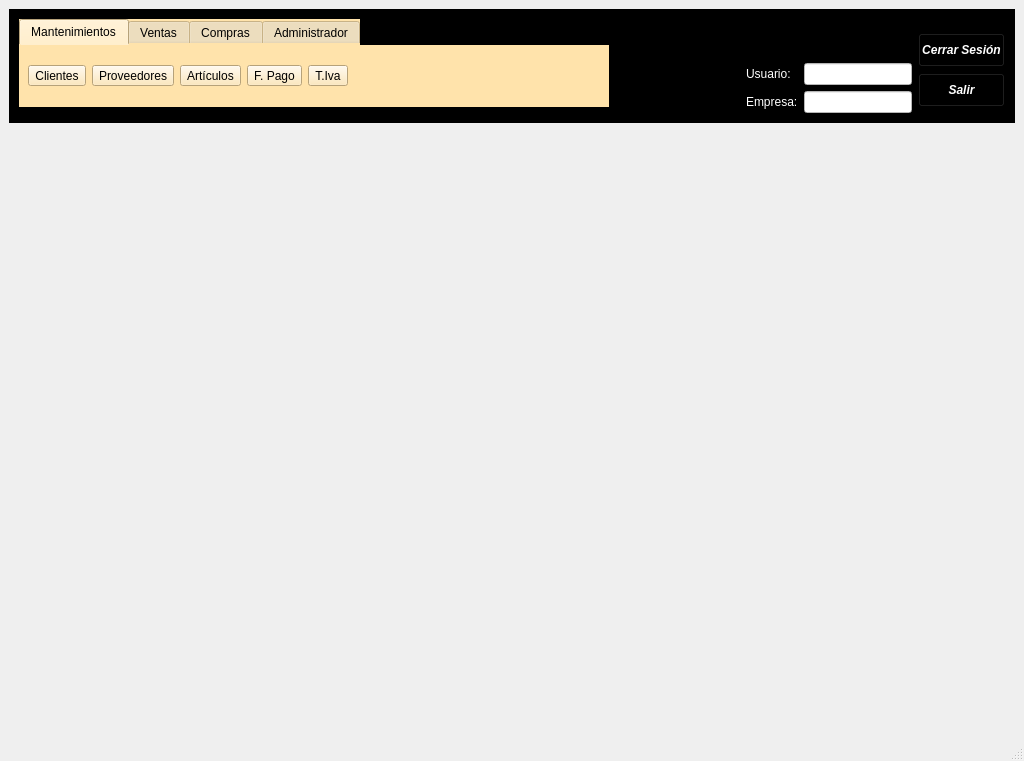
This is mainwindow.ui in arcnexus/RedFoX as Qt 5 draws it before an edit. The edited form follows.
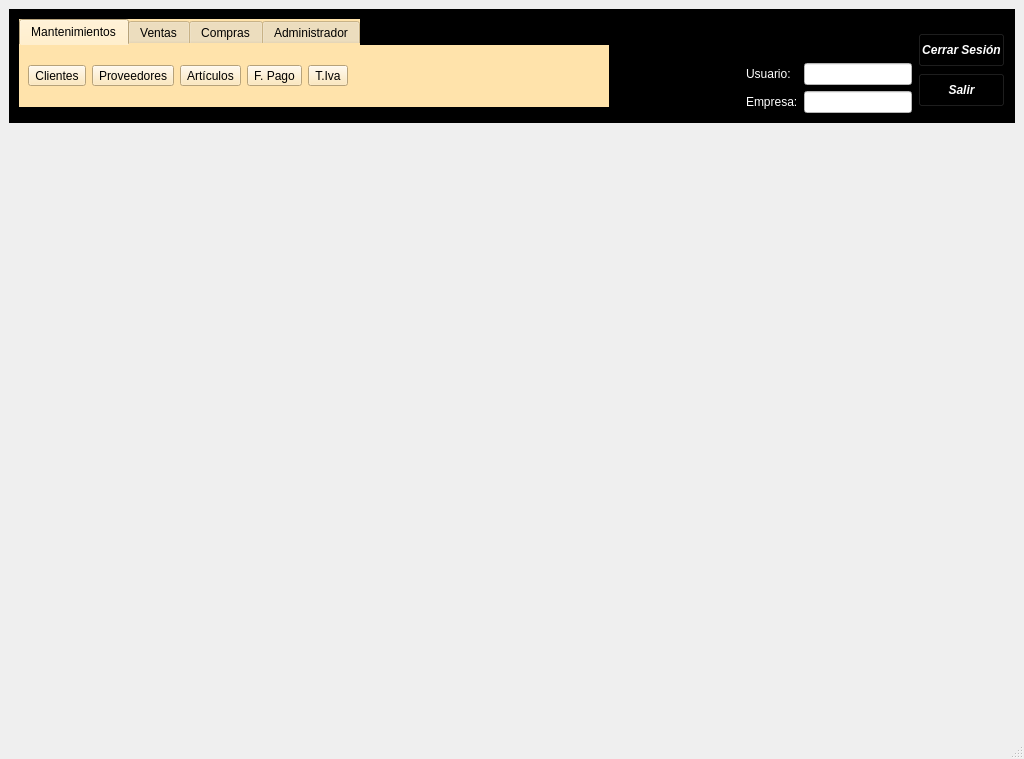
This is the edited form. The open tabs and pages were chosen to show the change. Icons and pictures are not drawn.

What changed in the file:
```diff
--- a/mainwindow.ui
+++ b/mainwindow.ui
@@ -7,7 +7,7 @@
     <x>0</x>
     <y>0</y>
     <width>1024</width>
-    <height>761</height>
+    <height>759</height>
    </rect>
   </property>
   <property name="sizePolicy">
```
Left out of the diff: 2 changed lines with no effect on the pictures.
